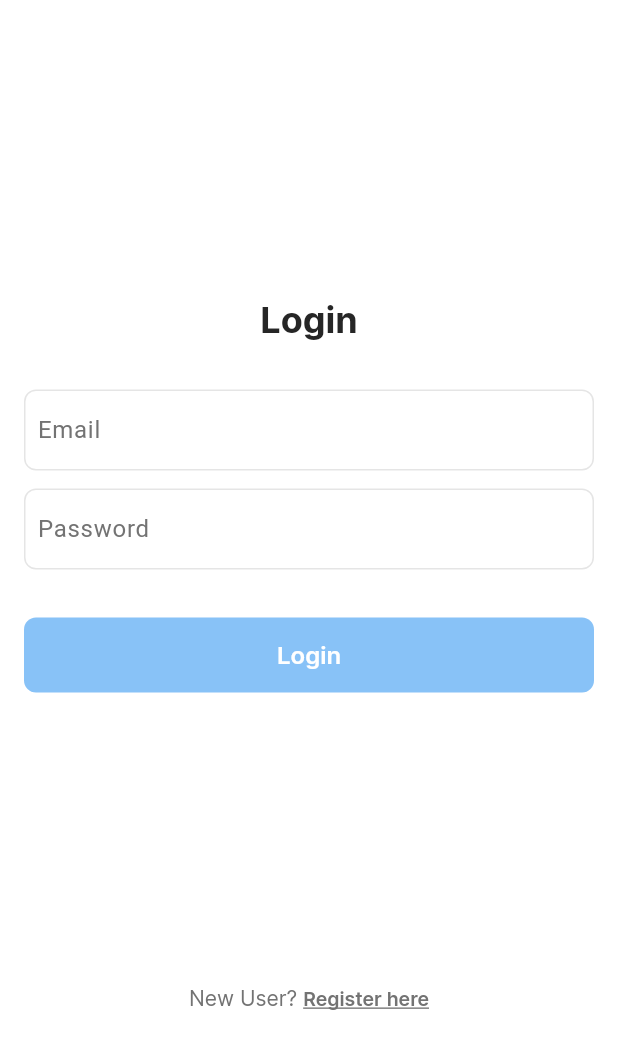
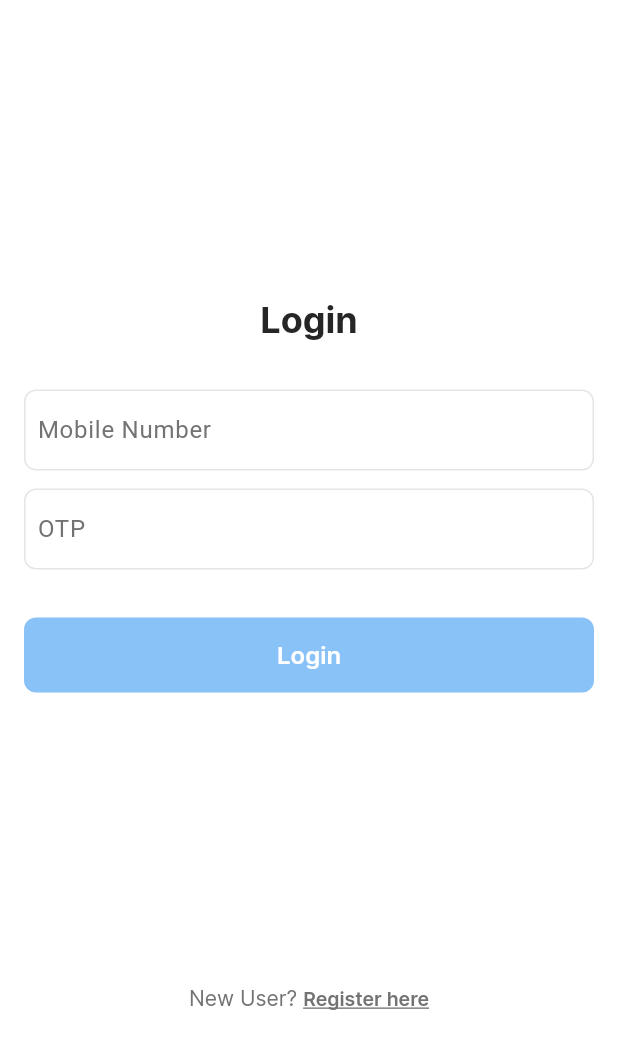
Before and after one commit to rohitbarge26/Bright-Diva, a Flutter app: the LoginMobileScreen screen opened directly, on a phone screen of 412 x 824 dp. Shown: the top 1049 px of the screen. Run offline on Flutter 3.47's test engine with Material 3 defaults, Android fonts, the phone set to English and light mode, and no system bars; our stand-ins replace country_picker, flutter_svg, flutter_timezone, shared_preferences; missing offline and left inert: flutter_google_maps, multi_auth; accounts and stored records are empty; project files that could hold a hidden picture were left out.

Commit message:
update Mobile number Login screen

```diff
--- a/lib/authentication/screens/login_mobile_screen.dart
+++ b/lib/authentication/screens/login_mobile_screen.dart
@@ -179,7 +179,7 @@ class _LoginMobileScreenState extends State<LoginMobileScreen> {
                                             .phoneNumberValidate(
                                             value)
                                             ? ''
-                                            : 'Please enter a valid email address';
+                                            : 'Please enter a valid Mobile Number';
                                       });
                                       _updateButtonColor();
                                     },
@@ -192,7 +192,7 @@ class _LoginMobileScreenState extends State<LoginMobileScreen> {
                                     ),
                                     decoration: const InputDecoration(
                                       labelText:
-                                      'Email',
+                                      'Mobile Number',
                                       labelStyle: TextStyle(
                                         color: Color(0xFF737373),
                                       ),
@@ -281,7 +281,7 @@ class _LoginMobileScreenState extends State<LoginMobileScreen> {
                                     ),
                                     decoration: const InputDecoration(
                                       labelText:
-                                      'Password',
+                                      'OTP',
                                       labelStyle:
                                       TextStyle(
                                         color:
--- a/pubspec.yaml
+++ b/pubspec.yaml
@@ -10,10 +10,10 @@ dependencies:
     sdk: flutter
 
   flutter_google_maps:
-    path: ../flutter_google_maps
+    path: /Users/rohitbarge/Documents/New Topics/frequent flow modules
 
   multi_auth:
-    path: ../multi_auth
+    path: /Users/rohitbarge/Documents/New Topics/frequent_flow_multi_auth
 
   cupertino_icons: ^1.0.6
   flutter_svg: ^2.0.7
```
Also changed, not shown: pubspec.lock.
